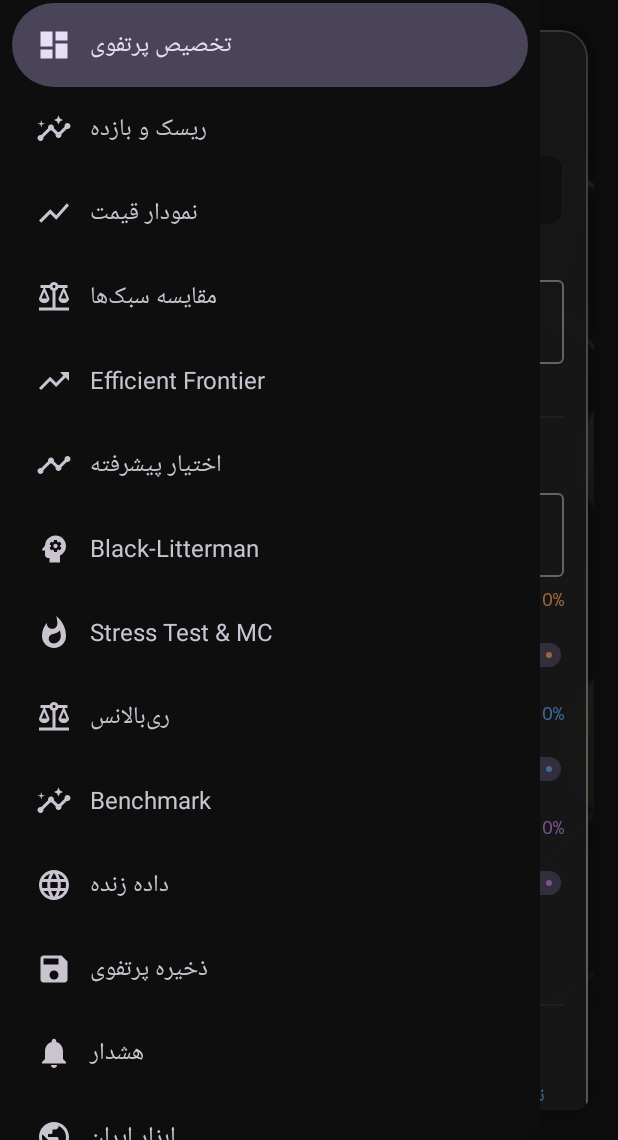
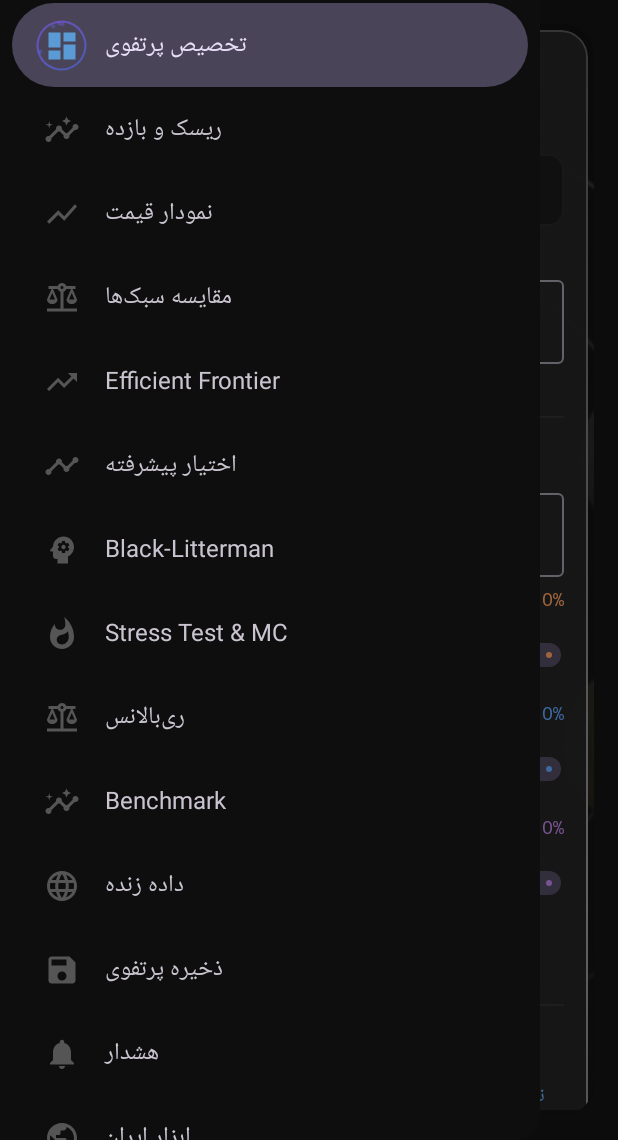
Before and after one commit to mohammadmarghzari/azmayeshi, an Android app built with Jetpack Compose: the screen it shows after launch (MainActivity), after a tap on "Menu", on a phone screen of 412 x 824 dp, the part 96-1236 px from its top. Run offline under Robolectric (Android 15) with nearby library versions, the phone set to English and light mode, and no system bars; our stand-ins replace Compose Multiplatform resources; 3 other taps on this screen came first.

Commit message:
Add premium motion (orbit ring + particles + 3D tilt) to nav icons
New PremiumIconMotion wraps a nav icon with a slowly rotating purple/blue
sweep-gradient energy ring, 3-5 soft orbiting particles, and a small 3D tilt
(graphicsLayer rotationX/Y) driven by touch-drag everywhere and by the
accelerometer on Android (a single shared listener in AndroidDeviceTilt.kt,
installed once from MainActivity, feeding a common DeviceTilt object - so
there's one sensor subscription and one animation engine reused by every
icon, not one per icon). Wired into the 16 navigation-rail/drawer icons in
App.kt. Not applied to the main launcher icon, which is a separate native
Android resource.

Only the currently-selected icon runs the continuous ring/particle
animation - animating all 16 nav icons at once for an effect nobody's
looking at would cost real battery for no benefit, so unselected icons stay
a plain static Icon (still with touch tilt) until they become selected.

```diff
--- a/composeApp/src/androidMain/kotlin/ir/marghzari/portfolio360/MainActivity.kt
+++ b/composeApp/src/androidMain/kotlin/ir/marghzari/portfolio360/MainActivity.kt
@@ -12,6 +12,7 @@ import androidx.compose.foundation.layout.padding
 import androidx.compose.ui.Modifier
 import androidx.compose.ui.unit.dp
 import ir.marghzari.portfolio360.theme.Portfolio360Theme
+import ir.marghzari.portfolio360.ui.branding.InstallDeviceTiltSensor
 import ir.marghzari.portfolio360.ui.components.CrashScreen
 import kotlin.system.exitProcess
 
@@ -56,6 +57,7 @@ class MainActivity : ComponentActivity() {
                     }
                 }
             } else {
+                InstallDeviceTiltSensor()
                 App()
             }
         }
--- /dev/null
+++ b/composeApp/src/androidMain/kotlin/ir/marghzari/portfolio360/ui/branding/AndroidDeviceTilt.kt
@@ -0,0 +1,49 @@
+package ir.marghzari.portfolio360.ui.branding
+
+import android.content.Context
+import android.hardware.Sensor
+import android.hardware.SensorEvent
+import android.hardware.SensorEventListener
+import android.hardware.SensorManager
+import androidx.compose.runtime.Composable
+import androidx.compose.runtime.DisposableEffect
+import androidx.compose.ui.geometry.Offset
+import androidx.compose.ui.platform.LocalContext
+import kotlin.math.abs
+
+private const val MAX_TILT_DEGREES = 6f
+private const val GRAVITY = SensorManager.GRAVITY_EARTH
+
+/**
+ * Installs a single accelerometer listener for as long as this is in composition (call once, near
+ * the app root) and feeds [DeviceTilt]. Runs at [SensorManager.SENSOR_DELAY_UI] (~60ms) and only
+ * publishes a new value when it moved enough to matter, so icons reading [DeviceTilt] don't
+ * recompose on every tiny sensor jitter — cheap enough to keep registered for the app's lifetime.
+ */
+@Composable
+fun InstallDeviceTiltSensor() {
+    val context = LocalContext.current
+    DisposableEffect(context) {
+        val sensorManager = context.getSystemService(Context.SENSOR_SERVICE) as? SensorManager
+        val sensor = sensorManager?.getDefaultSensor(Sensor.TYPE_ACCELEROMETER)
+        val listener = object : SensorEventListener {
+            override fun onSensorChanged(event: SensorEvent) {
+                val x = event.values.getOrElse(0) { 0f }
+                val y = event.values.getOrElse(1) { 0f }
+                val next = Offset(
+                    (-x / GRAVITY * MAX_TILT_DEGREES).coerceIn(-MAX_TILT_DEGREES, MAX_TILT_DEGREES),
+                    (y / GRAVITY * MAX_TILT_DEGREES).coerceIn(-MAX_TILT_DEGREES, MAX_TILT_DEGREES),
+                )
+                val current = DeviceTilt.degrees.value
+                if (abs(next.x - current.x) > 0.15f || abs(next.y - current.y) > 0.15f) {
+                    DeviceTilt.update(next)
+                }
+            }
+            override fun onAccuracyChanged(sensor: Sensor?, accuracy: Int) {}
+        }
+        if (sensor != null) {
+            sensorManager.registerListener(listener, sensor, SensorManager.SENSOR_DELAY_UI)
+        }
+        onDispose { sensorManager?.unregisterListener(listener) }
+    }
+}
--- a/composeApp/src/commonMain/kotlin/ir/marghzari/portfolio360/App.kt
+++ b/composeApp/src/commonMain/kotlin/ir/marghzari/portfolio360/App.kt
@@ -61,6 +61,7 @@ import ir.marghzari.portfolio360.theme.LocalChartColors
 import ir.marghzari.portfolio360.theme.Portfolio360Theme
 import ir.marghzari.portfolio360.ui.background.AnimatedBackground
 import ir.marghzari.portfolio360.ui.background.BackgroundArt
+import ir.marghzari.portfolio360.ui.branding.PremiumIconMotion
 import ir.marghzari.portfolio360.ui.screens.AllocationScreen
 import ir.marghzari.portfolio360.ui.screens.AdvancedOptionsScreen
 import ir.marghzari.portfolio360.ui.screens.AlertsScreen
@@ -134,7 +135,12 @@ private fun WideLayout(appState: AppState) {
                     NavigationRailItem(
                         selected = dest == selected,
                         onClick = { selected = dest },
-                        icon = { Icon(dest.icon, contentDescription = dest.labelFa) },
+                        icon = {
+                            PremiumIconMotion(
+                                icon = dest.icon, contentDescription = dest.labelFa, active = dest == selected,
+                                tint = if (dest == selected) colors.blueAccent else colors.muted,
+                            )
+                        },
                         label = { Text(dest.labelFa, style = MaterialTheme.typography.labelSmall) },
                     )
                 }
@@ -170,7 +176,12 @@ private fun CompactLayout(appState: AppState) {
                         NavigationDrawerItem(
                             label = { Text(dest.labelFa) },
                             selected = dest == selected,
-                            icon = { Icon(dest.icon, contentDescription = null) },
+                            icon = {
+                                PremiumIconMotion(
+                                    icon = dest.icon, contentDescription = null, active = dest == selected,
+                                    tint = if (dest == selected) colors.blueAccent else colors.muted,
+                                )
+                            },
                             onClick = { selected = dest; scope.launch { drawerState.close() } },
                             modifier = Modifier.padding(horizontal = 8.dp),
                         )
--- /dev/null
+++ b/composeApp/src/commonMain/kotlin/ir/marghzari/portfolio360/ui/branding/DeviceTilt.kt
@@ -0,0 +1,19 @@
+package ir.marghzari.portfolio360.ui.branding
+
+import androidx.compose.runtime.State
+import androidx.compose.runtime.mutableStateOf
+import androidx.compose.ui.geometry.Offset
+
+/**
+ * Ambient device tilt in degrees, clamped to a small range. Only Android actually updates this
+ * (see `AndroidDeviceTilt.kt` in androidMain, a lightweight accelerometer listener installed once
+ * from MainActivity) — Desktop has no motion sensor, so it simply stays at zero there.
+ */
+object DeviceTilt {
+    private val internalDegrees = mutableStateOf(Offset.Zero)
+    val degrees: State<Offset> get() = internalDegrees
+
+    fun update(value: Offset) {
+        internalDegrees.value = value
+    }
+}
--- /dev/null
+++ b/composeApp/src/commonMain/kotlin/ir/marghzari/portfolio360/ui/branding/PremiumIconMotion.kt
@@ -0,0 +1,140 @@
+package ir.marghzari.portfolio360.ui.branding
+
+import androidx.compose.animation.core.FastOutSlowInEasing
+import androidx.compose.animation.core.LinearEasing
+import androidx.compose.animation.core.RepeatMode
+import androidx.compose.animation.core.animateFloat
+import androidx.compose.animation.core.infiniteRepeatable
+import androidx.compose.animation.core.rememberInfiniteTransition
+import androidx.compose.animation.core.tween
+import androidx.compose.foundation.Canvas
+import androidx.compose.foundation.gestures.detectDragGestures
+import androidx.compose.foundation.layout.Box
+import androidx.compose.foundation.layout.size
+import androidx.compose.material3.Icon
+import androidx.compose.runtime.Composable
+import androidx.compose.runtime.getValue
+import androidx.compose.runtime.mutableStateOf
+import androidx.compose.runtime.remember
+import androidx.compose.runtime.setValue
+import androidx.compose.ui.Alignment
+import androidx.compose.ui.Modifier
+import androidx.compose.ui.geometry.Offset
+import androidx.compose.ui.graphics.Brush
+import androidx.compose.ui.graphics.Color
+import androidx.compose.ui.graphics.StrokeCap
+import androidx.compose.ui.graphics.drawscope.Stroke
+import androidx.compose.ui.graphics.drawscope.rotate
+import androidx.compose.ui.graphics.graphicsLayer
+import androidx.compose.ui.graphics.vector.ImageVector
+import androidx.compose.ui.input.pointer.pointerInput
+import androidx.compose.ui.unit.Dp
+import androidx.compose.ui.unit.dp
+import kotlin.math.cos
+import kotlin.math.sin
+import kotlin.random.Random
+
+private val ORBIT_PURPLE = Color(0xFF7C5CF6)
+private val ORBIT_BLUE = Color(0xFF4E6BF2)
+
+private class OrbitParticle(val radiusFactor: Float, val speed: Float, val phase: Float, val color: Color)
+
+private val orbitParticles = List(4) { i ->
+    OrbitParticle(
+        radiusFactor = 0.78f + Random.nextFloat() * 0.22f,
+        speed = 0.55f + Random.nextFloat() * 0.5f,
+        phase = Random.nextFloat() * 6.28f,
+        color = if (i % 2 == 0) ORBIT_PURPLE else ORBIT_BLUE,
+    )
+}
+
+/**
+ * Wraps a nav/feature icon with a rotating energy-ring + orbiting-particle glow and a small 3D
+ * tilt, reusing one animation engine for every icon that opts in. Deliberately NOT applied to the
+ * main launcher icon (a separate native Android resource, not a Compose icon at all).
+ *
+ * Continuous ring/particle motion only runs while [active] is true (meant for "this is the
+ * selected/focused icon") — animating all icons in a 16-item nav rail at once would burn battery
+ * for effect nobody's looking at, so inactive icons render as a plain static [Icon] with the same
+ * touch-tilt behavior, and only pick up the full motion once selected.
+ */
+@Composable
+fun PremiumIconMotion(
+    icon: ImageVector,
+    contentDescription: String?,
+    tint: Color,
+    active: Boolean,
+    modifier: Modifier = Modifier,
+    iconSize: Dp = 24.dp,
+) {
+    val deviceTilt by DeviceTilt.degrees
+    var touchTilt by remember { mutableStateOf(Offset.Zero) }
+
+    val tiltX = (deviceTilt.y + touchTilt.y).coerceIn(-6f, 6f)
+    val tiltY = (deviceTilt.x + touchTilt.x).coerceIn(-6f, 6f)
+
+    val boxSize = iconSize + 10.dp
+
+    Box(
+        modifier = modifier
+            .size(boxSize)
+            .graphicsLayer {
+                rotationX = tiltX
+                rotationY = tiltY
+                cameraDistance = 18f * density
+            }
+            .pointerInput(Unit) {
+                detectDragGestures(
+                    onDrag = { change, _ ->
+                        val nx = ((change.position.x / size.width) - 0.5f) * 2f
+                        val ny = ((change.position.y / size.height) - 0.5f) * 2f
+                        touchTilt = Offset((nx * 6f).coerceIn(-6f, 6f), (ny * 6f).coerceIn(-6f, 6f))
+                    },
+                    onDragEnd = { touchTilt = Offset.Zero },
+                    onDragCancel = { touchTilt = Offset.Zero },
+                )
+            },
+        contentAlignment = Alignment.Center,
+    ) {
+        if (active) {
+            val transition = rememberInfiniteTransition(label = "icon-motion")
+            val ringRotation by transition.animateFloat(
+                initialValue = 0f, targetValue = 360f,
+                animationSpec = infiniteRepeatable(tween(15000, easing = LinearEasing)),
+                label = "ring-rotation",
+            )
+            val ringPulse by transition.animateFloat(
+                initialValue = 0.35f, targetValue = 0.65f,
+                animationSpec = infiniteRepeatable(tween(2200, easing = FastOutSlowInEasing), RepeatMode.Reverse),
+                label = "ring-pulse",
+            )
+            val particleTime by transition.animateFloat(
+                initialValue = 0f, targetValue = 1f,
+                animationSpec = infiniteRepeatable(tween(10000, easing = LinearEasing)),
+                label = "particle-time",
+            )
+
+            Canvas(modifier = Modifier.size(boxSize)) {
+                rotate(degrees = ringRotation) {
+                    drawCircle(
+                        brush = Brush.sweepGradient(listOf(ORBIT_PURPLE, ORBIT_BLUE, ORBIT_PURPLE)),
+                        radius = size.minDimension / 2f * 0.94f,
+                        style = Stroke(width = 1.4.dp.toPx(), cap = StrokeCap.Round),
+                        alpha = ringPulse,
+                    )
+                }
+                orbitParticles.forEach { p ->
+                    val t = (particleTime * p.speed + p.phase / 6.28f) % 1f
+                    val angle = t * 6.2832f
+                    val r = size.minDimension / 2f * p.radiusFactor
+                    val cx = size.width / 2f + cos(angle) * r
+                    val cy = size.height / 2f + sin(angle) * r
+                    val twinkle = (sin(t * 6.2832f * 2f + p.phase) * 0.5f + 0.5f)
+                    val alpha = (0.30f + 0.40f * twinkle).coerceIn(0.30f, 0.70f)
+                    drawCircle(color = p.color, radius = 1.4.dp.toPx(), center = Offset(cx, cy), alpha = alpha)
+                }
+            }
+        }
+        Icon(icon, contentDescription = contentDescription, tint = tint, modifier = Modifier.size(iconSize))
+    }
+}
```
